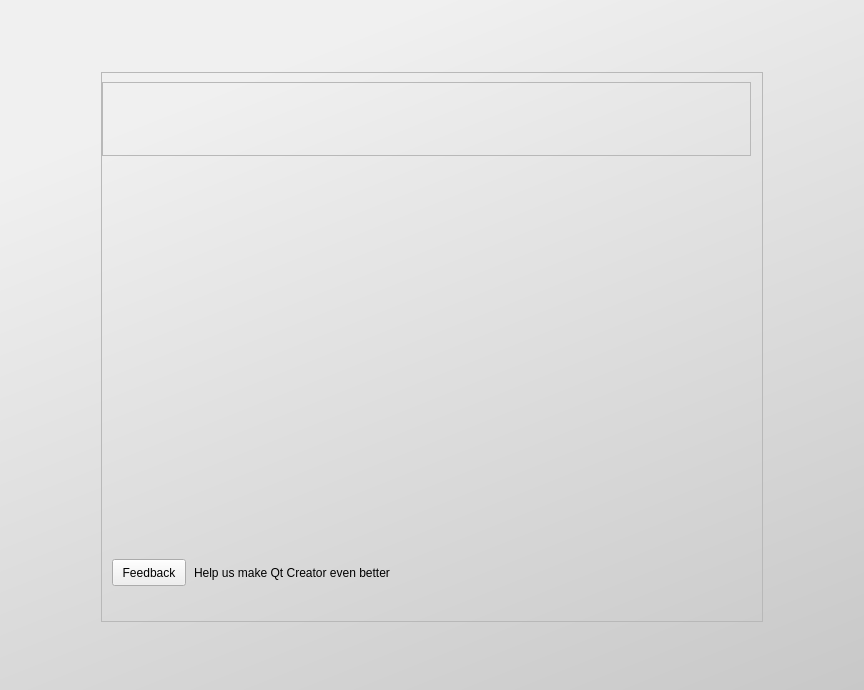
Above: src/plugins/welcome/welcomemode.ui from qt-creator/qt-creator before the change. Below: the same form after it.
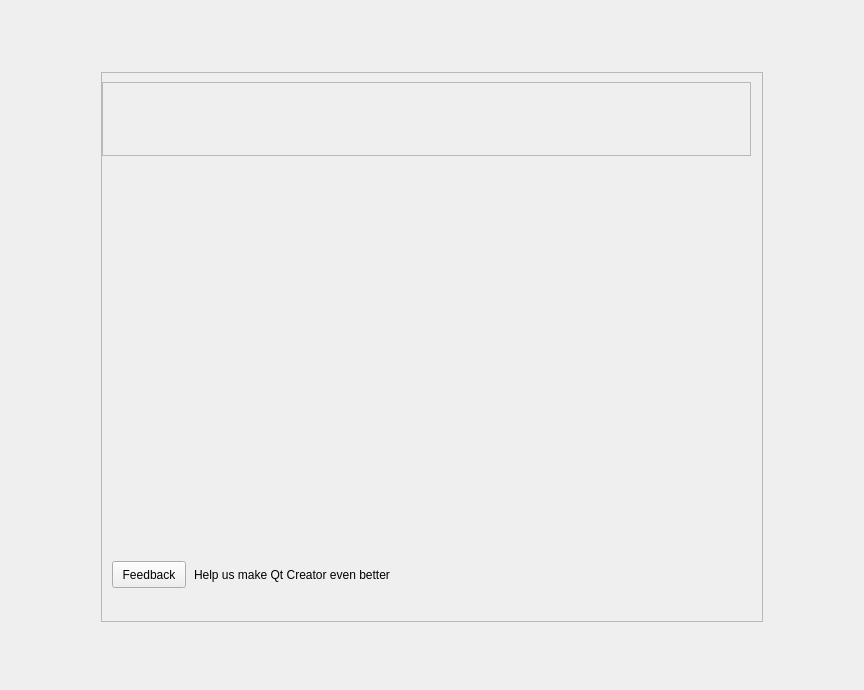
That is the form after the change. Icons and pictures are not drawn.

```diff
--- a/src/plugins/welcome/welcomemode.ui
+++ b/src/plugins/welcome/welcomemode.ui
@@ -76,11 +76,11 @@
    <item>
     <widget class="QWidget" name="gradientWidget" native="true">
      <property name="styleSheet">
-      <string notr="true">
+      <string notr="true">/*
 #gradientWidget {
   background-color: qlineargradient(spread:pad, x1:0.5, y1:0, x2:1.0, y2:1, stop:0 rgba(240, 240, 240, 255), stop:1 rgba(200, 200, 200, 255));
 }
-
+*/
 #gradientWidget {
     border-image: url(:/core/images/welcomebg.png) 4;
 }
@@ -119,8 +119,8 @@
         <property name="styleSheet">
          <string notr="true">#mainFrame {
     border-image: url(:/welcome/images/background_center_frame.png);
-    border-width: 4;
-	padding:-3;
+    border-width: 2;
+	padding:-1;
     padding-bottom:20	;
 }
 
```
Left out of the diff: 2 changed lines with no effect on the pictures.
